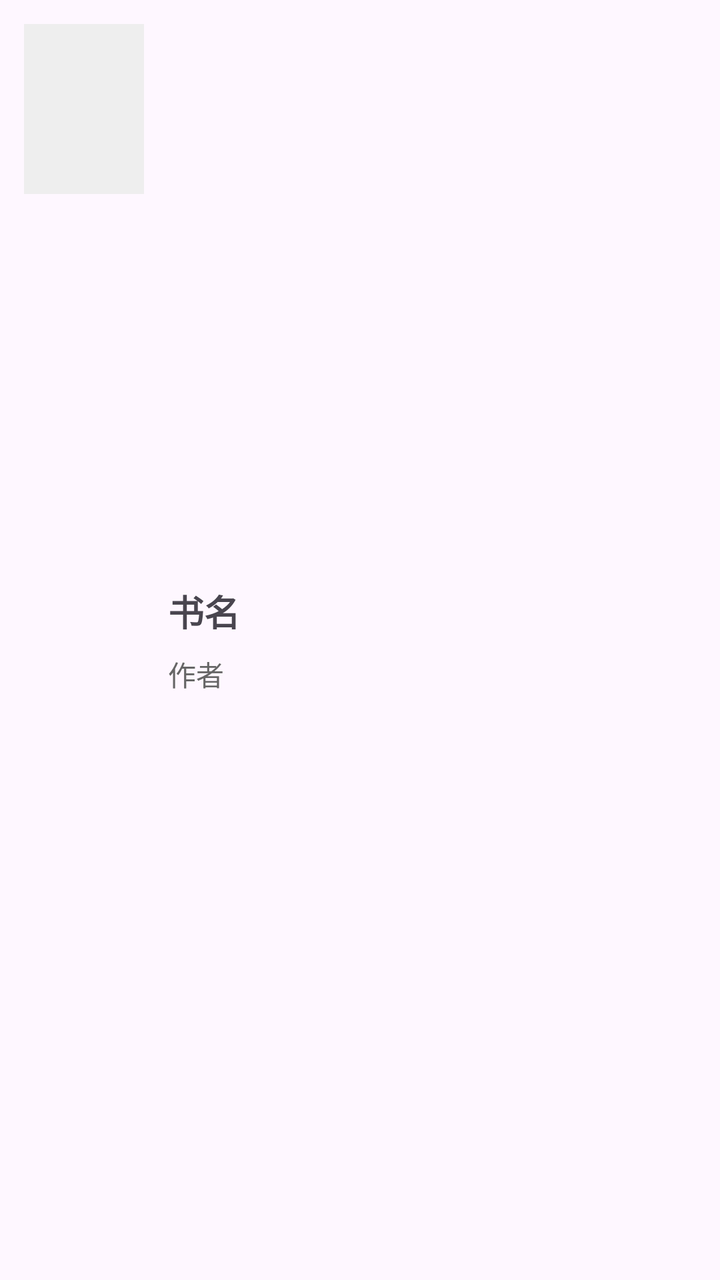
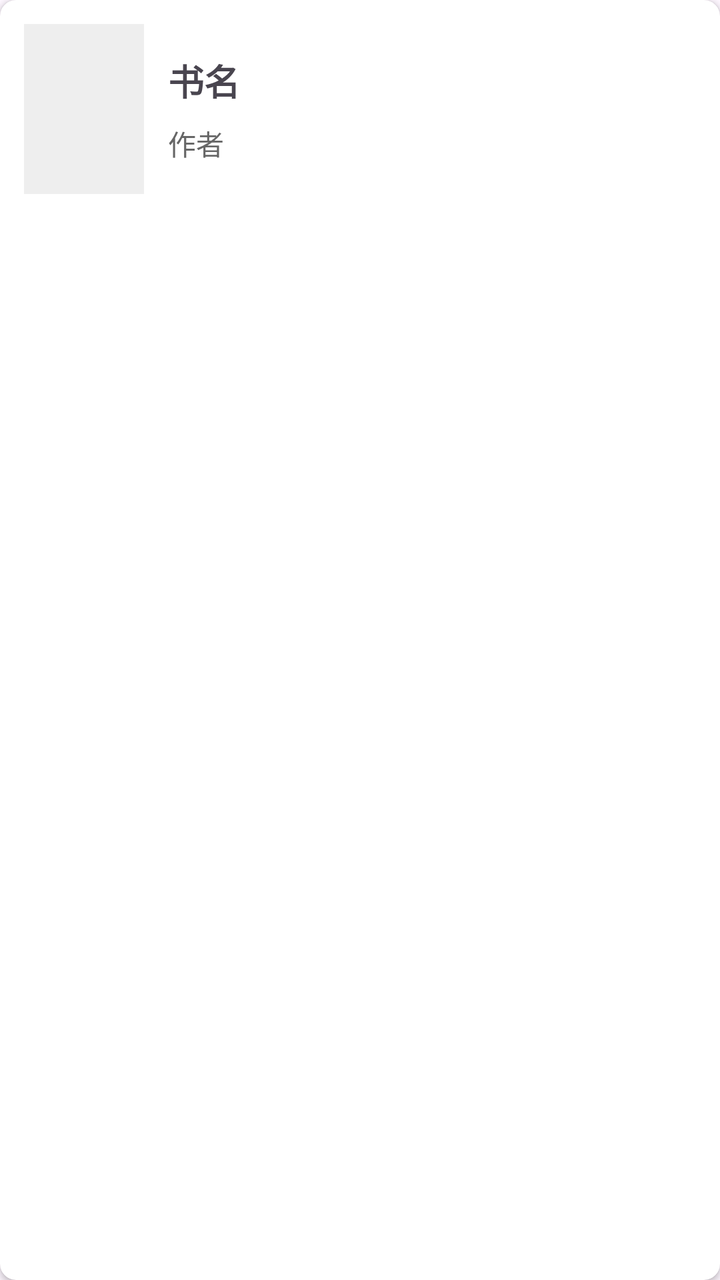

Screens rendered from an Android XML layout before and after an edit, with the pre-edit source and the edit as a unified diff.
<!-- AndroidManifest.xml: application theme Theme.BookCollection -->
<!-- res/layout/item_book.xml -->
<?xml version="1.0" encoding="utf-8"?>
<LinearLayout xmlns:android="http://schemas.android.com/apk/res/android"
    android:layout_width="match_parent"
    android:layout_height="wrap_content"
    android:orientation="horizontal"
    android:padding="12dp"
    android:background="?android:attr/selectableItemBackground">

    <ImageView
        android:id="@+id/ivItemCover"
        android:layout_width="60dp"
        android:layout_height="85dp"
        android:scaleType="centerCrop"
        android:background="#EEEEEE" />

    <LinearLayout
        android:layout_width="match_parent"
        android:layout_height="match_parent"
        android:layout_marginStart="12dp"
        android:orientation="vertical"
        android:gravity="center_vertical">

        <TextView
            android:id="@+id/tvItemTitle"
            android:layout_width="match_parent"
            android:layout_height="wrap_content"
            android:textSize="18sp"
            android:textStyle="bold"
            android:maxLines="1"
            android:ellipsize="end"
            android:text="书名" />

        <TextView
            android:id="@+id/tvItemAuthor"
            android:layout_width="match_parent"
            android:layout_height="wrap_content"
            android:layout_marginTop="8dp"
            android:textSize="14sp"
            android:textColor="#666666"
            android:text="作者" />
    </LinearLayout>
</LinearLayout>
<!-- resources referenced by this layout -->
<resources>
  <style name="Theme.BookCollection" parent="Base.Theme.BookCollection" />
  <style name="Base.Theme.BookCollection" parent="Theme.Material3.DayNight.NoActionBar">
          
          
      </style>
</resources>

<!-- the commit's change to res/layout/item_book.xml (unified diff, before → after) -->
@@ -1,42 +1,52 @@
 <?xml version="1.0" encoding="utf-8"?>
-<LinearLayout xmlns:android="http://schemas.android.com/apk/res/android"
+<androidx.cardview.widget.CardView xmlns:android="http://schemas.android.com/apk/res/android"
+    xmlns:app="http://schemas.android.com/apk/res-auto"
     android:layout_width="match_parent"
     android:layout_height="wrap_content"
-    android:orientation="horizontal"
-    android:padding="12dp"
-    android:background="?android:attr/selectableItemBackground">
-
-    <ImageView
-        android:id="@+id/ivItemCover"
-        android:layout_width="60dp"
-        android:layout_height="85dp"
-        android:scaleType="centerCrop"
-        android:background="#EEEEEE" />
+    android:layout_margin="8dp"
+    app:cardCornerRadius="8dp"
+    app:cardElevation="2dp">
 
     <LinearLayout
         android:layout_width="match_parent"
-        android:layout_height="match_parent"
-        android:layout_marginStart="12dp"
-        android:orientation="vertical"
-        android:gravity="center_vertical">
+        android:layout_height="wrap_content"
+        android:orientation="horizontal"
+        android:padding="12dp"
+        android:background="?android:attr/selectableItemBackground">
 
-        <TextView
-            android:id="@+id/tvItemTitle"
+        <ImageView
+            android:id="@+id/ivItemCover"
+            android:layout_width="60dp"
+            android:layout_height="85dp"
+            android:scaleType="centerCrop"
+            android:background="#EEEEEE" />
+
+        <LinearLayout
             android:layout_width="match_parent"
-            android:layout_height="wrap_content"
-            android:textSize="18sp"
-            android:textStyle="bold"
-            android:maxLines="1"
-            android:ellipsize="end"
-            android:text="书名" />
+            android:layout_height="match_parent"
+            android:layout_marginStart="12dp"
+            android:orientation="vertical"
+            android:gravity="center_vertical">
 
-        <TextView
-            android:id="@+id/tvItemAuthor"
-            android:layout_width="match_parent"
-            android:layout_height="wrap_content"
-            android:layout_marginTop="8dp"
-            android:textSize="14sp"
-            android:textColor="#666666"
-            android:text="作者" />
+            <TextView
+                android:id="@+id/tvItemTitle"
+                android:layout_width="match_parent"
+                android:layout_height="wrap_content"
+                android:textSize="18sp"
+                android:textStyle="bold"
+                android:maxLines="1"
+                android:ellipsize="end"
+                android:text="书名" />
+
+            <TextView
+                android:id="@+id/tvItemAuthor"
+                android:layout_width="match_parent"
+                android:layout_height="wrap_content"
+                android:layout_marginTop="8dp"
+                android:textSize="14sp"
+                android:textColor="#666666"
+                android:text="作者" />
+        </LinearLayout>
     </LinearLayout>
-</LinearLayout>
+
+</androidx.cardview.widget.CardView>
